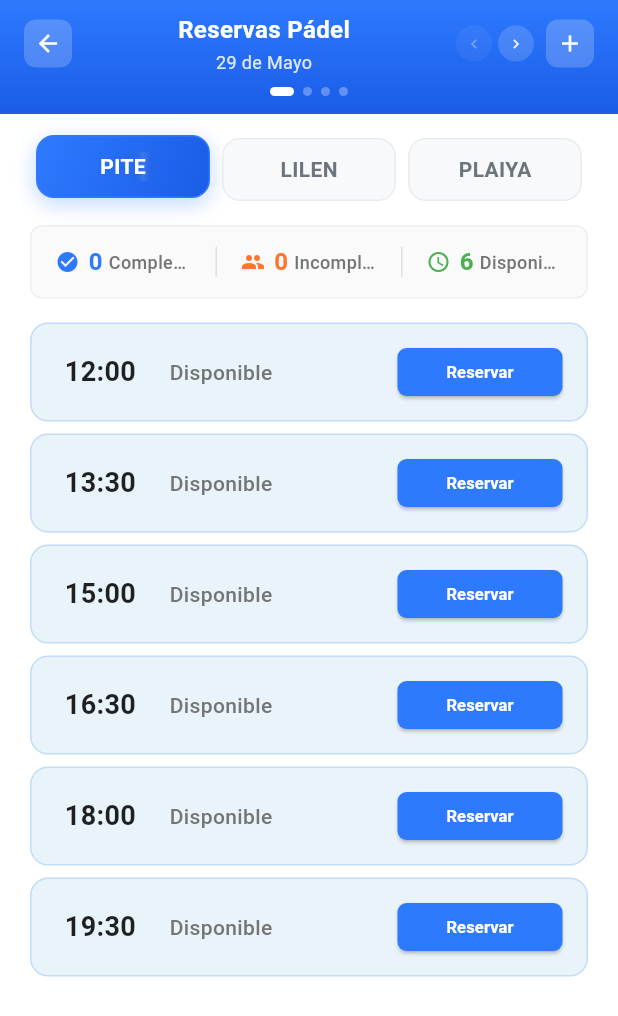
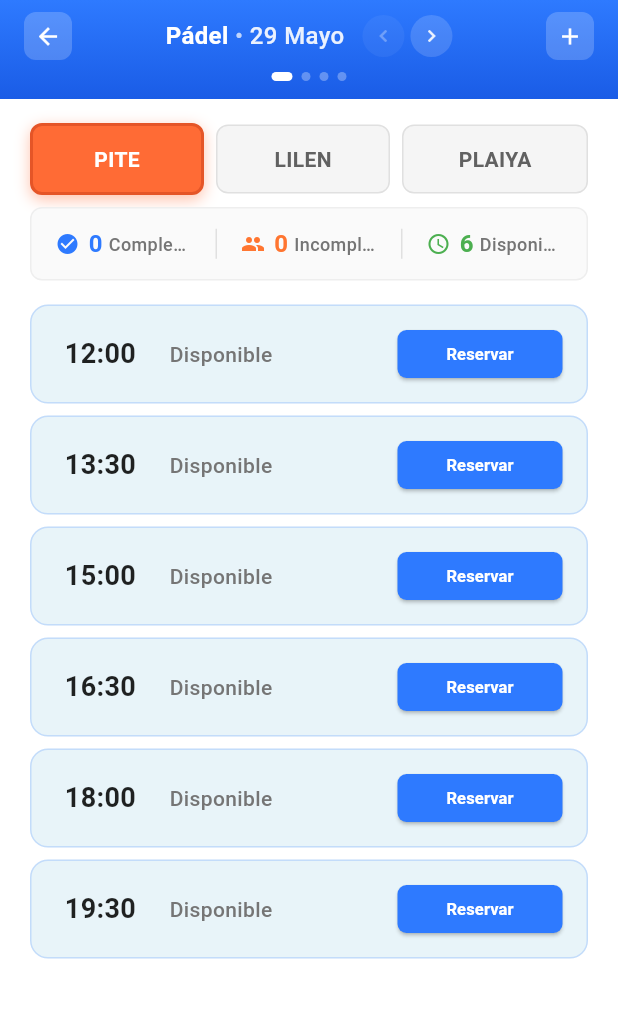
Before and after one commit to clubgolfpapudo/reservas, a Flutter app: the screen it shows after launch, on a phone screen of 412 x 824 dp. Shown: the top 1016 px of the screen. Run offline on Flutter 3.47's test engine with Material 3 defaults, Android fonts, the phone set to English and light mode, and no system bars; our stand-ins replace cloud_firestore, connectivity_plus, equatable, firebase_core, get_it, go_router; accounts and stored records are empty.

Commit message:
app mote ajustado para celular, ajuste colores canchas

```diff
--- a/lib/core/constants/app_constants.dart
+++ b/lib/core/constants/app_constants.dart
@@ -1,4 +1,6 @@
-// lib/core/constants/app_constants.dart
+// lib/core/constants/app_constants.dart - VERSIÓN CORREGIDA
+import 'package:flutter/material.dart'; // ✅ AGREGAR este import
+
 abstract class AppConstants {
   // ═══════════════════════════════════════════════════════════════════════════
   // INFORMACIÓN DE LA APP
@@ -61,10 +63,18 @@
     'PLAIYA': 3,
   };
 
+  // ✅ COLORES ACTUALIZADOS CON PROPUESTA
   static const Map<String, String> courtColors = {
-    'PITE': '#FF5722',    // Naranja
-    'LILEN': '#2196F3',   // Azul
-    'PLAIYA': '#4CAF50',  // Verde
+    'PITE': '#FF6B35',     // 🟠 Naranja Intenso
+    'LILEN': '#00C851',    // 🟢 Verde Esmeralda
+    'PLAIYA': '#8E44AD',   // 🟣 Púrpura Vibrante
+  };
+
+  // ✅ COLORES OSCUROS PARA SOMBRAS/BORDES
+  static const Map<String, String> courtColorsDark = {
+    'PITE': '#E55527',     // Naranja más oscuro
+    'LILEN': '#007E33',    // Verde más oscuro
+    'PLAIYA': '#6C3483',   // Púrpura más oscuro
   };
 
   // ═══════════════════════════════════════════════════════════════════════════
@@ -247,12 +257,29 @@
     return names[weekday] ?? '';
   }
 
-  /// Obtiene el color de una cancha
+  /// Obtiene el color de una cancha (HEX string)
   static String getCourtColor(String courtName) {
     return courtColors[courtName] ?? '#2196F3';
   }
 
-  /// Obtiene el número de una cancha (método existente)
+  /// ✅ NUEVO: Obtiene el color oscuro de una cancha (HEX string)
+  static String getCourtColorDark(String courtName) {
+    return courtColorsDark[courtName] ?? '#1976D2';
+  }
+
+  /// ✅ NUEVO: Convierte color hex a Color de Flutter
+  static Color getCourtColorAsColor(String courtName) {
+    final hexColor = getCourtColor(courtName);
+    return Color(int.parse(hexColor.substring(1, 7), radix: 16) + 0xFF000000);
+  }
+
+  /// ✅ NUEVO: Obtiene color oscuro como Color de Flutter
+  static Color getCourtColorDarkAsColor(String courtName) {
+    final hexColor = getCourtColorDark(courtName);
+    return Color(int.parse(hexColor.substring(1, 7), radix: 16) + 0xFF000000);
+  }
+
+  /// Obtiene el número de una cancha
   static int getCourtNumber(String courtName) {
     return courtNumbers[courtName] ?? 1;
   }
@@ -276,59 +303,3 @@
     return courtNameToId[courtName] ?? 'court_1';
   }
 }
-
-// ═══════════════════════════════════════════════════════════════════════════════
-// CONSTANTES DE FIREBASE
-// ═══════════════════════════════════════════════════════════════════════════════
-abstract class FirebaseConstants {
-  // Colecciones
-  static const String bookingsCollection = 'bookings';
-  static const String courtsCollection = 'courts';
-  static const String usersCollection = 'users';
-  static const String settingsCollection = 'settings';
-
-  // Documentos de configuración
-  static const String generalSettingsDoc = 'general';
-  static const String schedulesSettingsDoc = 'schedules';
-
-  // Campos comunes para queries
-  static const String createdAtField = 'metadata.createdAt';
-  static const String updatedAtField = 'metadata.updatedAt';
-  static const String statusField = 'status';
-  static const String dateField = 'dateTime.date';
-  static const String timeField = 'dateTime.time';
-  static const String courtIdField = 'courtId';
-  static const String activePlayersCountField = 'activePlayersCount';
-  static const String roleField = 'role';
-  static const String isActiveField = 'isActive';
-
-  // Valores de estado
-  static const String statusComplete = 'complete';
-  static const String statusIncomplete = 'incomplete';
-  static const String statusCancelled = 'cancelled';
-
-  // Valores de rol
-  static const String roleAdmin = 'admin';
-  static const String roleSocioTitular = 'socio_titular';
-  static const String roleHijoSocio = 'hijo_socio';
-  static const String roleVisita = 'visita';
-  static const String roleFilial = 'filial';
-}
-
-// ═══════════════════════════════════════════════════════════════════════════════
-// CONSTANTES DE RUTAS
-// ═══════════════════════════════════════════════════════════════════════════════
-abstract class RouteConstants {
-  static const String splash = '/';
-  static const String home = '/home';
-  static const String login = '/login';
-  static const String register = '/register';
-  static const String booking = '/booking';
-  static const String bookingWebView = '/booking/webview';
-  static const String bookingConfirmation = '/booking/confirmation';
-  static const String profile = '/profile';
-  static const String settings = '/settings';
-  static const String dateSelection = '/date-selection';
-  static const String userManagement = '/admin/users';
-  static const String bookingManagement = '/admin/bookings';
-}
--- a/lib/presentation/widgets/booking/enhanced_court_tabs.dart
+++ b/lib/presentation/widgets/booking/enhanced_court_tabs.dart
@@ -1,5 +1,6 @@
-// lib/presentation/widgets/booking/enhanced_court_tabs.dart
+// lib/presentation/widgets/booking/enhanced_court_tabs.dart - ANDROID COLOR FIX
 import 'package:flutter/material.dart';
+import '../../../core/constants/app_constants.dart';
 
 class EnhancedCourtTabs extends StatefulWidget {
   final String selectedCourt;
@@ -17,51 +18,45 @@
 
 class _EnhancedCourtTabsState extends State<EnhancedCourtTabs>
     with TickerProviderStateMixin {
-  late AnimationController _shineController;
-  late Animation<double> _shineAnimation;
+  late AnimationController _glowController;
+  late Animation<double> _glowAnimation;
 
   @override
   void initState() {
     super.initState();
-    _shineController = AnimationController(
-      duration: const Duration(seconds: 2),
+    _glowController = AnimationController(
+      duration: const Duration(milliseconds: 1200), // ✅ Más lento para Android
       vsync: this,
     );
-    _shineAnimation = Tween<double>(
-      begin: -1.0,
-      end: 1.0,
+    _glowAnimation = Tween<double>(
+      begin: 0.2,
+      end: 0.6,
     ).animate(CurvedAnimation(
-      parent: _shineController,
+      parent: _glowController,
       curve: Curves.easeInOut,
     ));
 
-    // Iniciar animación de brillo cada 3 segundos
-    _shineController.repeat(period: const Duration(seconds: 3));
+    _glowController.repeat(reverse: true);
   }
 
   @override
   void dispose() {
-    _shineController.dispose();
+    _glowController.dispose();
     super.dispose();
   }
 
   @override
   Widget build(BuildContext context) {
-    const courtNames = ['PITE', 'LILEN', 'PLAIYA'];
-
-    return Padding(
-      padding: const EdgeInsets.fromLTRB(20, 16, 20, 8),
+    return Container(
+      margin: const EdgeInsets.fromLTRB(20, 16, 20, 0),
       child: Row(
-        children: courtNames.map((courtName) {
-          final isSelected = widget.selectedCourt == courtName;
+        children: AppConstants.courtNames.map((courtName) {
           return Expanded(
             child: Padding(
-              padding: const EdgeInsets.symmetric(horizontal: 4),
-              child: _buildCourtTab(
-                courtName: courtName,
-                isSelected: isSelected,
-                onTap: () => widget.onCourtSelected(courtName),
+              padding: EdgeInsets.only(
+                right: courtName != AppConstants.courtNames.last ? 8.0 : 0,
               ),
+              child: _buildTab(courtName),
             ),
           );
         }).toList(),
@@ -69,88 +64,78 @@
     );
   }
 
-  Widget _buildCourtTab({
-    required String courtName,
-    required bool isSelected,
-    required VoidCallback onTap,
-  }) {
-    return AnimatedContainer(
-      duration: const Duration(milliseconds: 200), // ← Reducido de 300ms a 200ms
-      curve: Curves.easeOut,
-      transform: Matrix4.identity()
-        ..translate(0.0, isSelected ? -2.0 : 0.0),
-      child: GestureDetector(
-        onTap: onTap,
-        child: Container(
-          padding: const EdgeInsets.symmetric(vertical: 10, horizontal: 16),
+  Widget _buildTab(String courtName) {
+    final isSelected = widget.selectedCourt == courtName;
+
+    // ✅ OBTENER colores como Color objects directamente
+    final primaryColor = _getCourtPrimaryColor(courtName);
+    final darkColor = _getCourtDarkColor(courtName);
+
+    return GestureDetector(
+      onTap: () {
+        print('🎾 Seleccionando cancha: $courtName');
+        widget.onCourtSelected(courtName);
+      },
+      child: AnimatedContainer(
+        duration: const Duration(milliseconds: 250), // ✅ Más lento para Android
+        padding: const EdgeInsets.symmetric(vertical: 12, horizontal: 16),
         decoration: BoxDecoration(
-            gradient: isSelected
-                ? const LinearGradient(
-                    begin: Alignment.topLeft,
-                    end: Alignment.bottomRight,
-                    colors: [Color(0xFF2E7AFF), Color(0xFF1a5ce6)],
-                  )
-                : null,
-            color: isSelected ? null : const Color(0xFFF8F9FA),
-            borderRadius: BorderRadius.circular(12),
-            border: Border.all(
-              color: isSelected ? const Color(0xFF2E7AFF) : const Color(0xFFE9ECEF),
-              width: 1,
-            ),
+          // ✅ USAR COLOR SÓLIDO en lugar de gradiente para Android
+          color: isSelected ? primaryColor : Colors.grey[100],
+          borderRadius: BorderRadius.circular(8),
+          border: isSelected
+              ? Border.all(color: darkColor, width: 2) // ✅ Borde sólido
+              : Border.all(color: Colors.grey[300]!, width: 1),
+          // ✅ SOMBRA SIMPLIFICADA para Android
           boxShadow: isSelected
               ? [
                   BoxShadow(
-                      color: const Color(0xFF2E7AFF).withOpacity(0.3),
-                      blurRadius: 12,
-                      offset: const Offset(0, 4),
+                    color: primaryColor.withOpacity(0.4),
+                    blurRadius: 8,
+                    offset: const Offset(0, 3),
                   ),
                 ]
               : null,
         ),
-          child: Stack(
-            children: [
-              // Efecto de brillo más sutil y rápido
-              if (isSelected)
-                AnimatedBuilder(
-                  animation: _shineAnimation,
-                  builder: (context, child) {
-                    return Positioned.fill(
-                      child: ClipRRect(
-                        borderRadius: BorderRadius.circular(11),
-                        child: Container(
-                          decoration: BoxDecoration(
-                            gradient: LinearGradient(
-                              begin: Alignment(_shineAnimation.value - 0.2, 0), // ← Área más pequeña
-                              end: Alignment(_shineAnimation.value + 0.2, 0),   // ← Área más pequeña
-                              colors: const [
-                                Colors.transparent,
-                                Colors.white10, // ← Más sutil (era white24)
-                                Colors.transparent,
-                              ],
-                              stops: const [0.0, 0.5, 1.0],
-                            ),
-                          ),
-                        ),
-                      ),
-                    );
-                  },
-                ),
-
-              // Texto del tab
-              Center(
+        child: Center(
           child: Text(
             courtName,
             style: TextStyle(
-                    color: isSelected ? Colors.white : const Color(0xFF6C757D),
               fontSize: 14,
               fontWeight: FontWeight.w600,
+              color: isSelected ? Colors.white : Colors.grey[700],
             ),
-                ),
-              ),
-            ],
+            overflow: TextOverflow.ellipsis,
           ),
         ),
       ),
     );
   }
+
+  // ✅ MÉTODOS HELPER PARA COLORES CONSISTENTES
+  Color _getCourtPrimaryColor(String courtName) {
+    switch (courtName) {
+      case 'PITE':
+        return const Color(0xFFFF6B35); // 🟠 Naranja Intenso
+      case 'LILEN':
+        return const Color(0xFF00C851); // 🟢 Verde Esmeralda
+      case 'PLAIYA':
+        return const Color(0xFF8E44AD); // 🟣 Púrpura Vibrante
+      default:
+        return const Color(0xFF2196F3); // Azul por defecto
     }
+  }
+
+  Color _getCourtDarkColor(String courtName) {
+    switch (courtName) {
+      case 'PITE':
+        return const Color(0xFFE55527); // Naranja más oscuro
+      case 'LILEN':
+        return const Color(0xFF007E33); // Verde más oscuro
+      case 'PLAIYA':
+        return const Color(0xFF6C3483); // Púrpura más oscuro
+      default:
+        return const Color(0xFF1976D2); // Azul oscuro por defecto
+    }
+  }
+}
--- a/lib/presentation/widgets/common/date_navigation_header.dart
+++ b/lib/presentation/widgets/common/date_navigation_header.dart
@@ -1,4 +1,4 @@
-// lib/presentation/widgets/common/date_navigation_header.dart - VERSIÓN CORREGIDA
+// lib/presentation/widgets/common/date_navigation_header.dart - LAYOUT COMPACTO UNA LÍNEA
 import 'package:flutter/material.dart';
 
 class DateNavigationHeader extends StatelessWidget {
@@ -35,10 +35,10 @@
       ),
       child: SafeArea(
         child: Padding(
-          padding: const EdgeInsets.fromLTRB(16, 8, 16, 12), // ✅ Reduced padding
+          padding: const EdgeInsets.fromLTRB(16, 8, 16, 12),
           child: Column(
             children: [
-              // Header principal - REORGANIZADO
+              // ✅ HEADER PRINCIPAL - TODO EN UNA LÍNEA CENTRADO
               Row(
                 children: [
                   // Botón atrás
@@ -47,39 +47,47 @@
                     onPressed: onBackPressed,
                   ),
 
-                  // Título compacto con fecha
+                  // ✅ CENTRO: TÍTULO + FECHA + FLECHAS JUNTOS
                   Expanded(
+                    child: Center(
                       child: GestureDetector(
                         onTap: onDateTap,
-                      child: Column(
+                        child: Row(
+                          mainAxisSize: MainAxisSize.min,
                           children: [
-                          // Solo el título principal
-                          Text(
-                            'Reservas Pádel',
-                            style: const TextStyle(
+                            // Título principal
+                            const Text(
+                              'Pádel',
+                              style: TextStyle(
                                 color: Colors.white,
-                              fontSize: 16, // ✅ Smaller font
+                                fontSize: 16,
                                 fontWeight: FontWeight.w600,
-                            ),
-                            overflow: TextOverflow.ellipsis, // ✅ Handle overflow
-                          ),
-                          const SizedBox(height: 2),
-                          // Fecha en línea separada
-                          Text(
-                            _formatDate(currentDate),
-                            style: TextStyle(
-                              color: Colors.white.withOpacity(0.85),
-                              fontSize: 12,
-                              fontWeight: FontWeight.w400,
-                            ),
-                            overflow: TextOverflow.ellipsis, // ✅ Handle overflow
-                          ),
-                        ],
-                      ),
                               ),
                             ),
 
-                  // Flechas de navegación - SEPARADAS
+                            // Separador
+                            Text(
+                              ' • ',
+                              style: TextStyle(
+                                color: Colors.white.withOpacity(0.7),
+                                fontSize: 16,
+                                fontWeight: FontWeight.w400,
+                              ),
+                            ),
+
+                            // Fecha
+                            Text(
+                              _formatDateCompact(currentDate),
+                              style: TextStyle(
+                                color: Colors.white.withOpacity(0.9),
+                                fontSize: 16,
+                                fontWeight: FontWeight.w500,
+                              ),
+                            ),
+
+                            const SizedBox(width: 12),
+
+                            // ✅ FLECHAS INMEDIATAMENTE DESPUÉS DE LA FECHA
                             Row(
                               mainAxisSize: MainAxisSize.min,
                               children: [
@@ -94,10 +102,13 @@
                                 ),
                               ],
                             ),
+                          ],
+                        ),
+                      ),
+                    ),
+                  ),
 
-                  const SizedBox(width: 8),
-
-                  // Botón agregar
+                  // Botón agregar (equilibra el layout)
                   _buildActionButton(
                     icon: Icons.add,
                     onPressed: onAddPressed,
@@ -105,9 +116,9 @@
                 ],
               ),
 
-              const SizedBox(height: 8), // ✅ Reduced spacing
+              const SizedBox(height: 8),
 
-              // Indicadores de días
+              // Indicadores de días (más compactos)
               _buildDateIndicators(),
             ],
           ),
@@ -140,18 +151,18 @@
     VoidCallback? onPressed,
   }) {
     return Container(
-      width: 24,
-      height: 24,
+      width: 28, // ✅ Ligeramente más grande para mejor usabilidad móvil
+      height: 28,
       decoration: BoxDecoration(
         color: Colors.white.withOpacity(onPressed != null ? 0.15 : 0.05),
-        borderRadius: BorderRadius.circular(12),
+        borderRadius: BorderRadius.circular(14),
       ),
       child: IconButton(
         padding: EdgeInsets.zero,
         icon: Icon(
           icon,
           color: Colors.white.withOpacity(onPressed != null ? 0.9 : 0.3),
-          size: 12,
+          size: 16, // ✅ Ícono más grande para mejor tap target
         ),
         onPressed: onPressed,
       ),
@@ -166,7 +177,7 @@
         return AnimatedContainer(
           duration: const Duration(milliseconds: 300),
           margin: const EdgeInsets.symmetric(horizontal: 3),
-          width: isActive ? 16 : 6, // ✅ Slightly smaller active indicator
+          width: isActive ? 14 : 6,
           height: 6,
           decoration: BoxDecoration(
             color: Colors.white.withOpacity(isActive ? 1.0 : 0.3),
@@ -177,12 +188,14 @@
     );
   }
 
-  String _formatDate(DateTime date) {
+  // ✅ FORMATO DE FECHA COMPLETO PERO COMPACTO
+  String _formatDateCompact(DateTime date) {
     const months = [
       '', 'Enero', 'Febrero', 'Marzo', 'Abril', 'Mayo', 'Junio',
-      'Julio', 'Agosto', 'Septiembre', 'Octubre', 'Noviembre', 'Diciembre'
+      'Jul', 'Agosto', 'Septiembre', 'Octubre', 'Noviembre', 'Diciembre'
     ];
 
-    return '${date.day} de ${months[date.month]}';
+    // Formato: "28 Mayo" - completo pero sin "de"
+    return '${date.day} ${months[date.month]}';
   }
 }
```
Also changed, not shown: 1 other file. Lines whose indentation alone changed are shown as unchanged.
